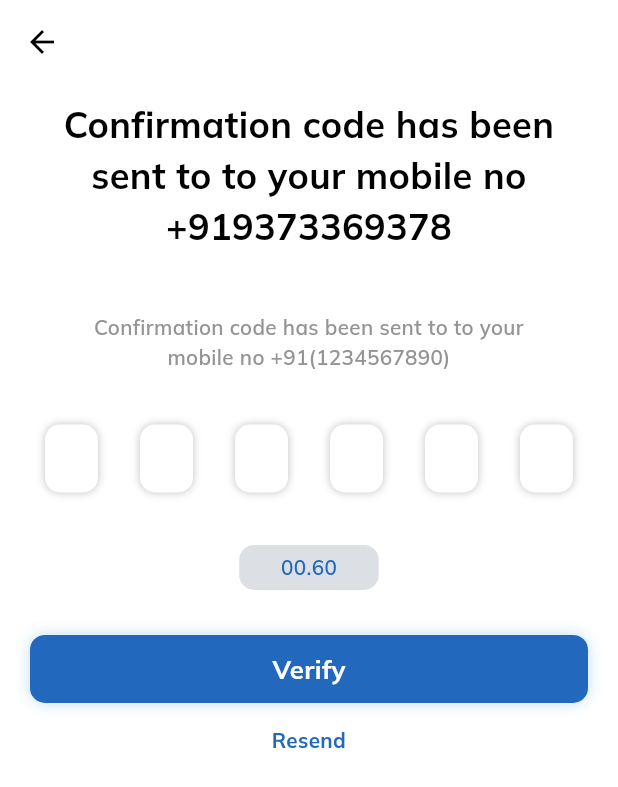
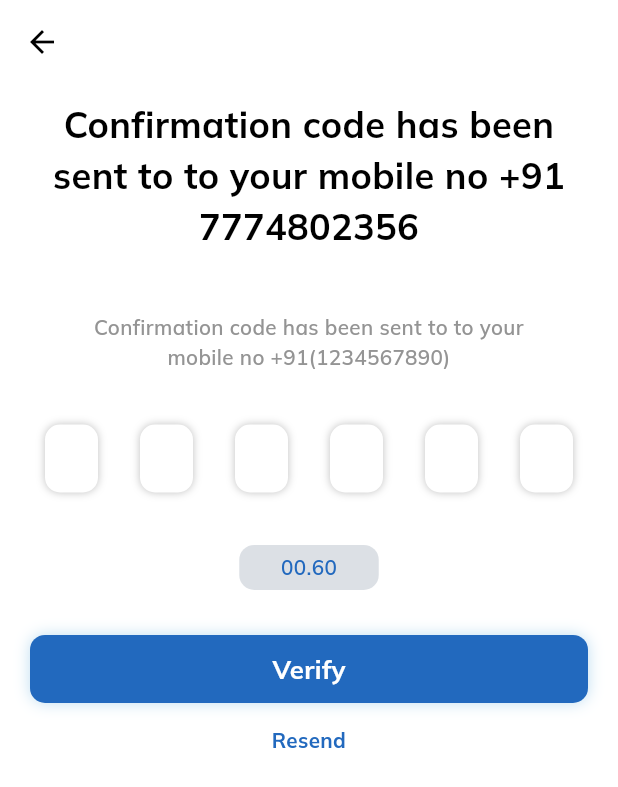
Before and after one commit to RoHit4100/EV-charging-station-application-in-fluttter, a Flutter app: the OtpPage screen opened by its route, on a phone screen of 412 x 824 dp. Shown: the top 787 px of the screen. Run offline on Flutter 3.47's test engine with Material 3 defaults, Android fonts, the phone set to English and light mode, and no system bars; drawn by our look-alikes of auto_size_text, pinput, smooth_page_indicator, timer_count_down; our stand-ins replace dotted_border, dotted_line, double_back_to_close_app, firebase_auth, firebase_core, flutter_credit_card and 13 more; missing offline and left inert: flutter_carousel_slider, flutter_polyline_points, google_maps_place_picker_mb, razorpay_flutter; accounts and stored records are empty; generated files the repository leaves out were written again.

Commit message:
dakshata's number is added

```diff
--- a/lib/pages/auth/otp_page.dart
+++ b/lib/pages/auth/otp_page.dart
@@ -77,7 +77,7 @@ class _OtpPageState extends State<OtpPage> {
           children: [
             heightSpace10,
             Text(
-              'Confirmation code has been sent to to your mobile no +919373369378',
+              'Confirmation code has been sent to to your mobile no +91 7774802356',
               style: blackBold25,
               textAlign: TextAlign.center,
             ),
--- a/lib/pages/notification/notification_page.dart
+++ b/lib/pages/notification/notification_page.dart
@@ -155,7 +155,8 @@ class _NotificationPageState extends State<NotificationPage> {
                             blurRadius: 4,
                             spreadRadius: 0,
                             offset: const Offset(0, 0)),
-                      ]),
+                      ]
+                    ),
                   child: Row(
                     children: [
                       Container(
```
Also changed, not shown: 1 other file.
